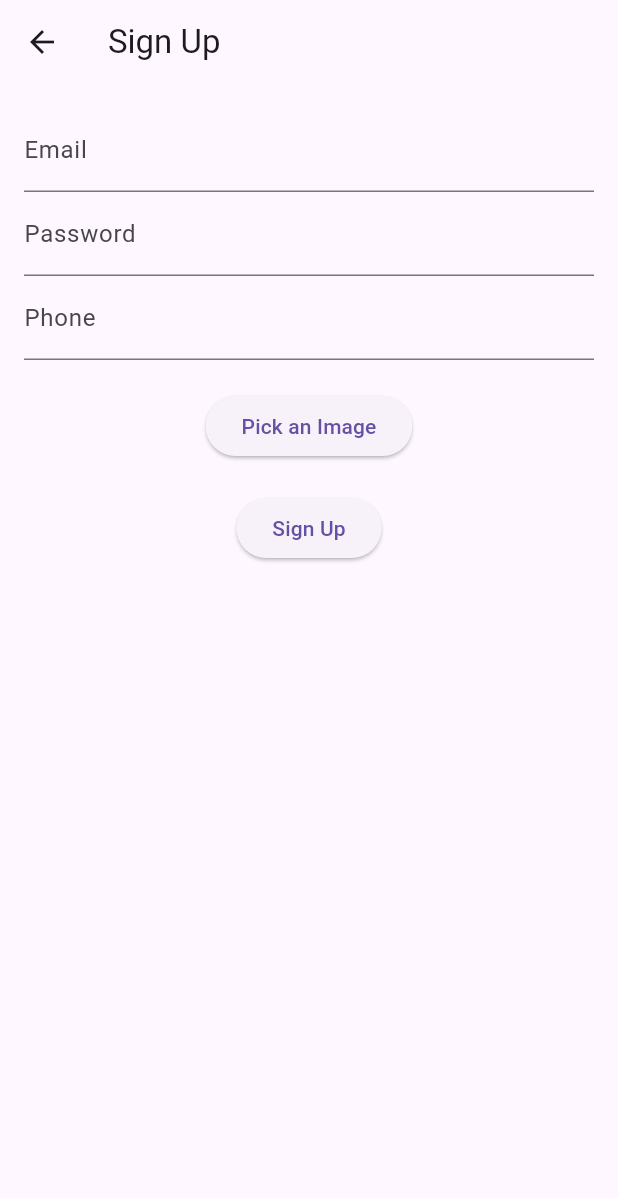
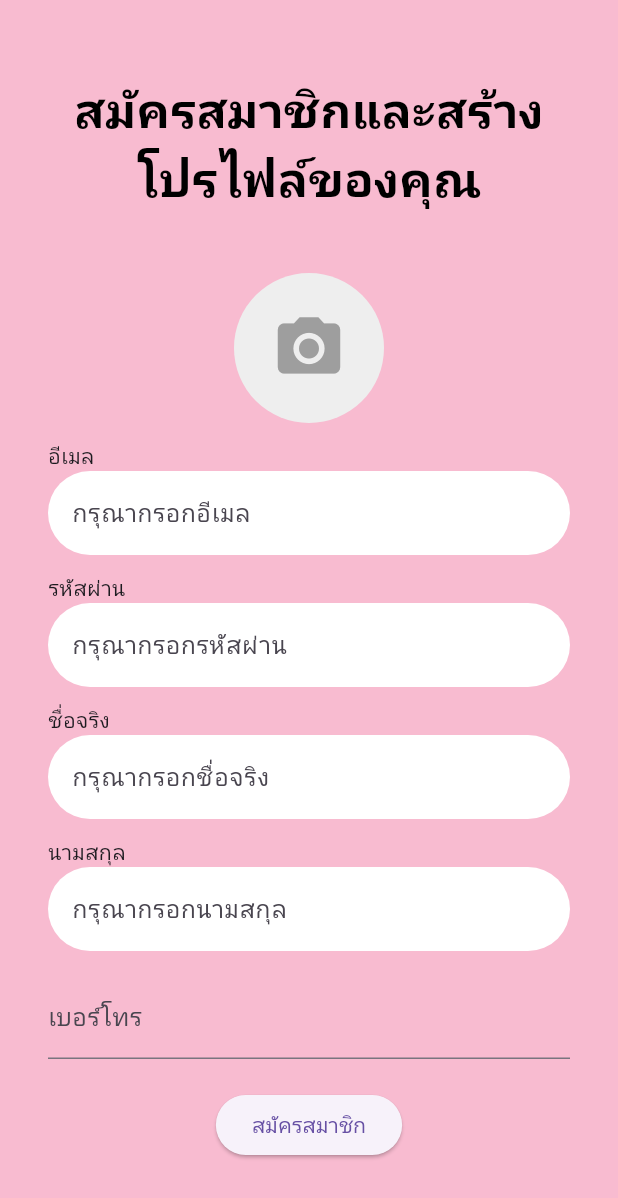
Before and after one commit to integralnana/Project_Mobileapp, a Flutter app: the RegisterScreen screen opened directly, on a phone screen of 412 x 824 dp. Shown: the top 1198 px of the screen. Run offline on Flutter 3.47's test engine with Material 3 defaults, Android fonts, the phone set to English and light mode, and no system bars; our stand-ins replace cloud_firestore, firebase_auth, firebase_core, firebase_storage, form_field_validator, google_fonts and 1 more; accounts and stored records are empty; Roboto replaces fonts that are missing (Anuphan).

Commit message:
edit Peson Type

```diff
--- a/lib/main.dart
+++ b/lib/main.dart
@@ -1,5 +1,4 @@
 import 'package:flutter/material.dart';
-import 'package:projectapp/screen/home.dart';
 import 'package:projectapp/screen/login.dart';
 
 void main() {
--- a/lib/model/profile.dart
+++ b/lib/model/profile.dart
@@ -4,20 +4,20 @@
 class Profile {
   String userId;
   String userType;
-  String studentId;
-  String userNick;
   String email;
   String phone;
   String imageUrl;
+  String fname;
+  String lname;
 
   Profile({
     required this.userId,
     required this.userType,
-    required this.studentId,
-    required this.userNick,
     required this.email,
     required this.phone,
     required this.imageUrl,
+    required this.fname,
+    required this.lname,
   });
 
   // Convert UserModel object to map (for saving to Firestore)
@@ -27,9 +27,8 @@ class Profile {
       'email': email,
       'phone': phone,
       'imageUrl': imageUrl,
-      'userNick' : userNick,
       'userType' : userType,
-      'studentId' : studentId,
+      'fname' : fname,
     };
   }
 
@@ -40,8 +39,8 @@ class Profile {
       phone: map['phone'] ?? '',
       imageUrl: map['imageUrl'] ?? '',
       userType: map['userType'] ?? '',
-      userNick: map['userNick'] ?? '',
-      studentId: map['studentId'] ?? '',
+      fname: map['fmane'] ?? '',
+      lname: map['lmane'] ?? '',
     );
   }
 }
--- a/lib/screen/register.dart
+++ b/lib/screen/register.dart
@@ -1,196 +1,17 @@
-// import 'package:firebase_auth/firebase_auth.dart';
-// import 'package:firebase_core/firebase_core.dart';
-// import 'package:flutter/material.dart';
-// import 'package:form_field_validator/form_field_validator.dart';
-// import 'package:google_fonts/google_fonts.dart';
-// import 'package:projectapp/model/profile.dart';
-// import 'package:projectapp/screen/login.dart';
-
-// class RegisterScreen extends StatefulWidget {
-//   const RegisterScreen({super.key});
-
-//   @override
-//   State<RegisterScreen> createState() => _RegisterScreenState();
-// }
-
-// class _RegisterScreenState extends State<RegisterScreen> {
-//   final formkey = GlobalKey<FormState>();
-//   Profile profile = Profile(email: '', password: '', userId: '', userTel: '');
-//   final Future<FirebaseApp> firebase = Firebase.initializeApp(
-//       options: FirebaseOptions(
-//           apiKey: 'AIzaSyBO3VQD8fjFxezDPJYY8FSmZxrm_WMSmBU',
-//           appId: '1:163897380043:android:ad7b0effe0942c72a79f4e',
-//           messagingSenderId: '163897380043',
-//           projectId: 'myproj-c6008'));
-
-//   @override
-//   Widget build(BuildContext context) {
-//     return FutureBuilder(
-//       future: firebase,
-//       builder: (context, snapshot) {
-//         if (snapshot.hasError) {
-//           return Scaffold(
-//               appBar: AppBar(
-//                 title: Text("Error"),
-//               ),
-//               body: Center(
-//                 child: Text("${snapshot.error}"),
-//               ));
-//         }
-//         if (snapshot.connectionState == ConnectionState.done) {
-//           return Scaffold(
-//             backgroundColor: Colors.pink[100],
-//             body: Center(
-//               child: Padding(
-//                 padding: const EdgeInsets.symmetric(horizontal: 32.0),
-//                 child: SingleChildScrollView(
-//                   child: Form(
-//                     key: formkey,
-//                     child: Column(
-//                       mainAxisAlignment: MainAxisAlignment.center,
-//                       crossAxisAlignment: CrossAxisAlignment.stretch,
-//                       children: [
-//                         const SizedBox(height: 40),
-//                         const Text(
-//                           'สมัครสมาชิก',
-//                           style: TextStyle(
-//                             fontSize: 32,
-//                             fontWeight: FontWeight.bold,
-//                             color: Colors.black,
-//                           ),
-//                           textAlign: TextAlign.center,
-//                         ),
-//                         const SizedBox(height: 40),
-//                         Align(
-//                           alignment: Alignment.centerLeft,
-//                           child: Text("อีเมล", style: GoogleFonts.anuphan()),
-//                         ),
-//                         TextFormField(
-//                           validator: MultiValidator([
-//                             RequiredValidator(errorText: "กรุณากรอกอีเมล"),
-//                             EmailValidator(errorText: "รูปแบบอีเมลไม่ถูกต้อง"),
-//                           ]),
-//                           onSaved: (email) {
-//                             profile.email = email!;
-//                           },
-//                           keyboardType: TextInputType.emailAddress,
-//                           decoration: InputDecoration(
-//                             hintText: 'อีเมล',
-//                             filled: true,
-//                             fillColor: Colors.white,
-//                             border: OutlineInputBorder(
-//                               borderRadius: BorderRadius.circular(25.0),
-//                               borderSide: BorderSide.none,
-//                             ),
-//                           ),
-//                         ),
-//                         const SizedBox(height: 15),
-//                         Align(
-//                           alignment: Alignment.centerLeft,
-//                           child: Text("รหัสผ่าน", style: GoogleFonts.anuphan()),
-//                         ),
-//                         TextFormField(
-//                           validator:
-//                               RequiredValidator(errorText: "กรุณากรอกรหัสผ่าน"),
-//                           onSaved: (password) {
-//                             profile.password = password!;
-//                           },
-//                           obscureText: true,
-//                           decoration: InputDecoration(
-//                             hintText: 'รหัสผ่าน',
-//                             filled: true,
-//                             fillColor: Colors.white,
-//                             border: OutlineInputBorder(
-//                               borderRadius: BorderRadius.circular(25.0),
-//                               borderSide: BorderSide.none,
-//                             ),
-//                           ),
-//                         ),
-//                         const SizedBox(height: 15),
-//                         Align(
-//                           alignment: Alignment.centerLeft,
-//                           child: Text("เบอร์โทร", style: GoogleFonts.anuphan()),
-//                         ),
-//                         TextFormField(
-//                           validator:
-//                               RequiredValidator(errorText: "กรุณากรอกเบอร์โทร"),
-//                           onSaved: (userTel) {
-//                             profile.userTel = userTel!;
-//                           },
-//                           keyboardType: TextInputType.phone,
-//                           decoration: InputDecoration(
-//                             hintText: 'เบอร์โทร',
-//                             filled: true,
-//                             fillColor: Colors.white,
-//                             border: OutlineInputBorder(
-//                               borderRadius: BorderRadius.circular(25.0),
-//                               borderSide: BorderSide.none,
-//                             ),
-//                           ),
-//                         ),
-//                         const SizedBox(height: 40),
-//                         SizedBox(
-//                           width: double.infinity,
-//                           child: ElevatedButton(
-//                             style: ElevatedButton.styleFrom(
-//                               backgroundColor: Colors.blue[300],
-//                               shape: RoundedRectangleBorder(
-//                                 borderRadius: BorderRadius.circular(25.0),
-//                               ),
-//                               padding: const EdgeInsets.symmetric(vertical: 16),
-//                             ),
-//                             child: const Text(
-//                               "เสร็จสิ้น",
-//                               style: TextStyle(fontSize: 18),
-//                             ),
-//                             onPressed: () async {
-//                               if (formkey.currentState!.validate()) {
-//                                 formkey.currentState?.save();
-//                                 try {
-//                                   await FirebaseAuth.instance
-//                                       .createUserWithEmailAndPassword(
-//                                           email: profile.email,
-//                                           password: profile.password);
-//                                   formkey.currentState?.reset();
-//                                   Navigator.push(
-//                                     context,
-//                                     MaterialPageRoute(
-//                                         builder: (context) => LoginScreen()),
-//                                   );
-//                                 } on FirebaseAuthException catch (e) {
-//                                   print(e.message);
-//                                 }
-//                               }
-//                             },
-//                           ),
-//                         ),
-//                       ],
-//                     ),
-//                   ),
-//                 ),
-//               ),
-//             ),
-//           );
-//         }
-//         return Scaffold(
-//           body: Center(
-//             child: CircularProgressIndicator(),
-//           ),
-//         );
-//       },
-//     );
-//   }
-// }
-
 import 'dart:io';
 import 'package:flutter/material.dart';
 import 'package:firebase_auth/firebase_auth.dart';
 import 'package:cloud_firestore/cloud_firestore.dart';
 import 'package:firebase_storage/firebase_storage.dart';
+import 'package:form_field_validator/form_field_validator.dart';
+import 'package:google_fonts/google_fonts.dart';
 import 'package:image_picker/image_picker.dart';
 import 'package:projectapp/model/profile.dart';
 
 class RegisterScreen extends StatefulWidget {
+  final String userType;
+  RegisterScreen({this.userType = ""});
+
   @override
   _RegisterScreenState createState() => _RegisterScreenState();
 }
@@ -200,9 +21,8 @@ class _RegisterScreenState extends State<RegisterScreen> {
   final _emailController = TextEditingController();
   final _passwordController = TextEditingController();
   final _phoneController = TextEditingController();
-  final _userNickController = TextEditingController();
-  final _studentIdController = TextEditingController();
-  String? _userType;
+  final _fnameController = TextEditingController();
+  final _lnameController = TextEditingController();
   File? _image;
 
   Future<void> _pickImage() async {
@@ -243,9 +63,9 @@ class _RegisterScreenState extends State<RegisterScreen> {
           userId: userCredential.user!.uid,
           email: _emailController.text,
           phone: _phoneController.text,
-          userNick: _userNickController.text,
-          studentId: _studentIdController.text,
-          userType: _userType ?? "",
+          userType: widget.userType,
+          fname: _fnameController.text,
+          lname: _lnameController.text,
           imageUrl: imageUrl,
         );
 
@@ -268,61 +88,148 @@ class _RegisterScreenState extends State<RegisterScreen> {
   @override
   Widget build(BuildContext context) {
     return Scaffold(
-      appBar: AppBar(
-        title: Text('Sign Up'),
-      ),
-      body: Padding(
-        padding: const EdgeInsets.all(16.0),
-        child: Form(
-          key: _formKey,
-          child: SingleChildScrollView(
+      backgroundColor: Colors.pink[100],
+      body: Center(
+        child: Padding(
+          padding: const EdgeInsets.symmetric(horizontal: 32.0),
+          child: Form(
+            key: _formKey,
             child: SingleChildScrollView(
               child: Column(
+                mainAxisAlignment: MainAxisAlignment.center,
+                crossAxisAlignment: CrossAxisAlignment.center,
                 children: [
+                  Text(
+                    'สมัครสมาชิกและสร้างโปรไฟล์ของคุณ',
+                    style: GoogleFonts.anuphan(
+                      fontSize: 32,
+                      fontWeight: FontWeight.bold,
+                      color: Colors.black,
+                    ),
+                    textAlign: TextAlign.center,
+                  ),
+                  const SizedBox(height: 40),
+                  GestureDetector(
+                    onTap: _pickImage,
+                    child: CircleAvatar(
+                      radius: 50,
+                      backgroundImage:
+                          _image != null ? FileImage(_image!) : null,
+                      backgroundColor: Colors.grey[200],
+                      child: _image == null
+                          ? const Icon(
+                              Icons.camera_alt,
+                              size: 50,
+                              color: Colors.grey,
+                            )
+                          : null,
+                    ),
+                  ),
+                  const SizedBox(height: 12),
+                  Align(
+                    alignment: Alignment.centerLeft,
+                    child: Text("อีเมล", style: GoogleFonts.anuphan()),
+                  ),
                   TextFormField(
+                    validator: MultiValidator([
+                      RequiredValidator(errorText: "กรุณากรอกอีเมล"),
+                      EmailValidator(errorText: "รูปแบบอีเมลไม่ถูกต้อง"),
+                    ]),
                     controller: _emailController,
-                    decoration: InputDecoration(labelText: 'Email'),
                     keyboardType: TextInputType.emailAddress,
+                    decoration: InputDecoration(
+                      hintText: 'กรุณากรอกอีเมล',
+                      hintStyle: GoogleFonts.anuphan(),
+                      filled: true,
+                      fillColor: Colors.white,
+                      border: OutlineInputBorder(
+                        borderRadius: BorderRadius.circular(30),
+                        borderSide: BorderSide.none,
+                      ),
+                    ),
+                  ),
+                  const SizedBox(height: 12),
+                  Align(
+                    alignment: Alignment.centerLeft,
+                    child: Text("รหัสผ่าน", style: GoogleFonts.anuphan()),
+                  ),
+                  TextFormField(
+                    controller: _passwordController,
+                    decoration: InputDecoration(
+                      hintText: 'กรุณากรอกรหัสผ่าน',
+                      hintStyle: GoogleFonts.anuphan(),
+                      filled: true,
+                      fillColor: Colors.white,
+                      border: OutlineInputBorder(
+                        borderRadius: BorderRadius.circular(30),
+                        borderSide: BorderSide.none,
+                      ),
+                    ),
+                    obscureText: true,
                     validator: (value) {
-                      if (value == null || value.isEmpty) {
-                        return 'Please enter your email';
+                      if (value == null || value.length < 6) {
+                        return 'ความยาวของรหัสผ่านต้องมีอย่างน้อย 6 ตัว';
                       }
                       return null;
                     },
                   ),
+                  const SizedBox(height: 12),
+                  Align(
+                    alignment: Alignment.centerLeft,
+                    child: Text("ชื่อจริง", style: GoogleFonts.anuphan()),
+                  ),
                   TextFormField(
-                    controller: _passwordController,
-                    decoration: InputDecoration(labelText: 'Password'),
-                    obscureText: true,
+                    validator:
+                        RequiredValidator(errorText: "กรุณากรอกชื่อจริง"),
+                    controller: _fnameController,
+                    keyboardType: TextInputType.emailAddress,
+                    decoration: InputDecoration(
+                      hintText: 'กรุณากรอกชื่อจริง',
+                      hintStyle: GoogleFonts.anuphan(),
+                      filled: true,
+                      fillColor: Colors.white,
+                      border: OutlineInputBorder(
+                        borderRadius: BorderRadius.circular(30),
+                        borderSide: BorderSide.none,
+                      ),
+                    ),
+                  ),
+                  const SizedBox(height: 12),
+                  Align(
+                    alignment: Alignment.centerLeft,
+                    child: Text("นามสกุล", style: GoogleFonts.anuphan()),
+                  ),
+                  TextFormField(
+                    validator: RequiredValidator(errorText: "กรุณากรอกนามสกุล"),
+                    controller: _lnameController,
+                    keyboardType: TextInputType.emailAddress,
+                    decoration: InputDecoration(
+                      hintText: 'กรุณากรอกนามสกุล',
+                      hintStyle: GoogleFonts.anuphan(),
+                      filled: true,
+                      fillColor: Colors.white,
+                      border: OutlineInputBorder(
+                        borderRadius: BorderRadius.circular(30),
+                        borderSide: BorderSide.none,
+                      ),
+                    ),
+                  ),
+                  const SizedBox(height: 16),
+                  TextFormField(
+                    controller: _phoneController,
+                    decoration: InputDecoration(labelText: 'เบอร์โทร'),
+                    keyboardType: TextInputType.phone,
                     validator: (value) {
-                      if (value == null || value.length < 6) {
-                        return 'Password must be at least 6 characters long';
+                      if (value == null || value.isEmpty) {
+                        return 'กรุณากรอกเบอร์โทร';
                       }
                       return null;
                     },
                   ),
-                  TextFormField(
-                    controller: _phoneController,
-                    decoration: InputDecoration(labelText: 'Phone'),
-                    keyboardType: TextInputType.phone,
-                    validator: (value) {
-                      if (value == null || value.isEmpty) {
-                        return 'Please enter your phone number';
-                      }
-                      return null;
-                    },
-                  ),
-                  SizedBox(height: 20),
-                  ElevatedButton(
-                    onPressed: _pickImage,
-                    child: Text('Pick an Image'),
-                  ),
-                  if (_image != null)
-                    Image.file(_image!, height: 100, width: 100),
-                  SizedBox(height: 20),
+                  const SizedBox(height: 20),
                   ElevatedButton(
                     onPressed: _signUp,
-                    child: Text('Sign Up'),
+                    child: Text('สมัครสมาชิก'),
                   ),
                 ],
               ),
```
Also changed, not shown: lib/screen/home.dart (+27 -17 lines), lib/screen/login.dart (+17 -20 lines), lib/screen/person.dart (+20 -23 lines).
